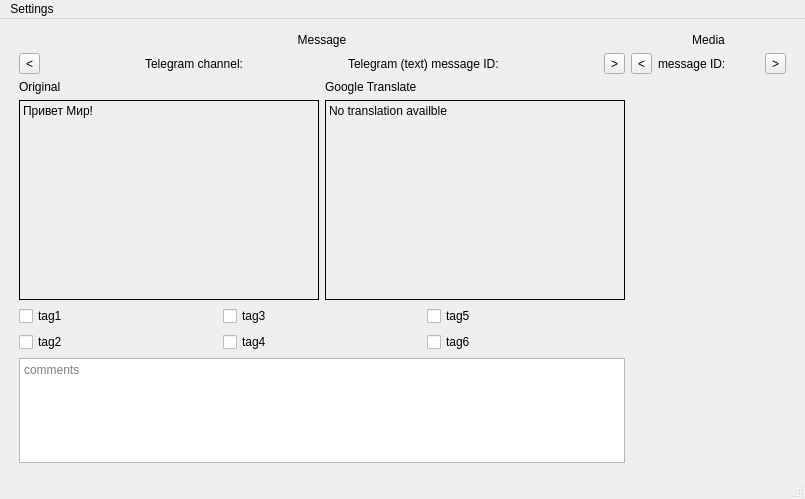
Qt form GUI/resources/Main_window.ui (TobiasSchof/Telegram) before a commit.
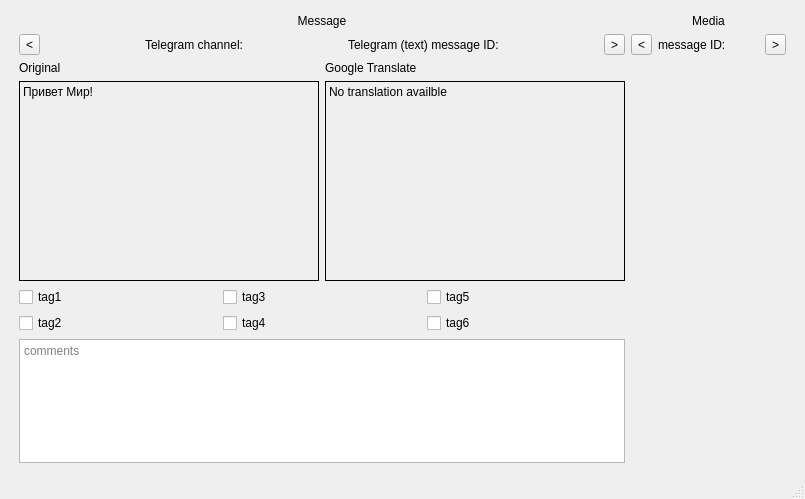
The same form after that commit.

```diff
--- a/GUI/resources/Main_window.ui
+++ b/GUI/resources/Main_window.ui
@@ -281,24 +281,6 @@
     </item>
    </layout>
   </widget>
-  <widget class="QMenuBar" name="menubar">
-   <property name="geometry">
-    <rect>
-     <x>0</x>
-     <y>0</y>
-     <width>805</width>
-     <height>22</height>
-    </rect>
-   </property>
-   <widget class="QMenu" name="menuSettings">
-    <property name="title">
-     <string>Settings</string>
-    </property>
-    <addaction name="actionChannels_3"/>
-    <addaction name="actionTags_3"/>
-   </widget>
-   <addaction name="menuSettings"/>
-  </widget>
   <widget class="QStatusBar" name="statusbar"/>
   <action name="actionTags">
    <property name="text">
```
Left out of the diff: 10 changed lines with no effect on the pictures.
